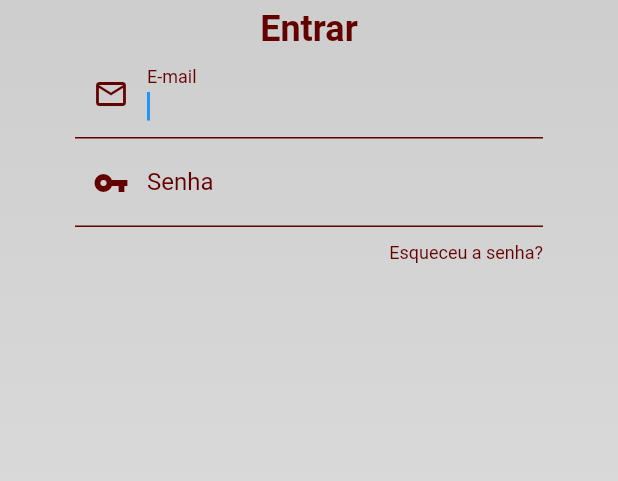
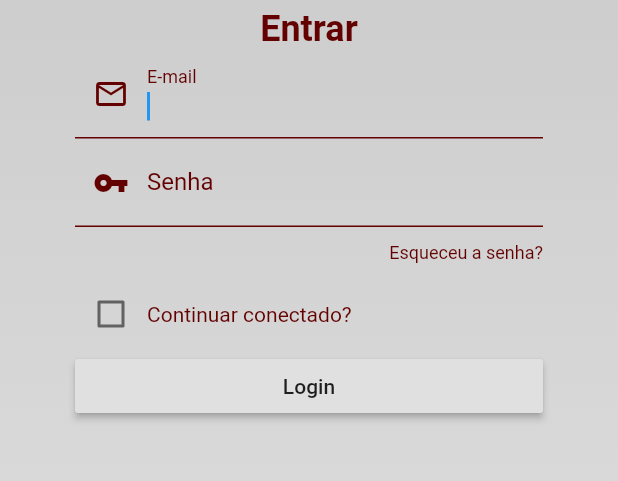
Before and after one commit to TalitaDSM/app_atl_zl, a Flutter app: the screen it shows after launch, on a phone screen of 412 x 824 dp, the part 235-716 px from its top. Run offline on Flutter 3.47's test engine with Material 2 defaults, Android fonts, the phone set to English and light mode, and no system bars.

```diff
--- a/lib/pages/login/login_page.dart
+++ b/lib/pages/login/login_page.dart
@@ -12,6 +12,9 @@ class LoginPage extends StatefulWidget {
 class _LoginPageState extends State<LoginPage> {
   Color topColor = const Color.fromARGB(255, 200, 200, 200);
   Color bottomColor = Color.fromARGB(255, 229, 229, 229);
+
+  bool continueConnected = false;
+
   @override
   Widget build(BuildContext context) {
     return Scaffold(
@@ -122,9 +125,34 @@ class _LoginPageState extends State<LoginPage> {
                   textAlign: TextAlign.right,
                 ),
               ),
+              Padding(padding: EdgeInsets.only(bottom: 10)),
+              Row(
+                children: [
+                  Checkbox(
+                    value: continueConnected,
+                    onChanged: (value) {
+                      setState(() {
+                        continueConnected = value!;
+                        print(continueConnected);
+                      });
+                    },
+                  ),
+                  Text(
+                    "Continuar conectado?",
+                    style: TextStyle(
+                      color: Color.fromARGB(255, 99, 1, 1),
+                    ),
+                  )
                 ],
               ),
-          )),
+              RaisedButton(
+                onPressed: () {},
+                child: Text("Login"),
+              )
+            ],
+          ),
+        ),
+      ),
     );
   }
 }
```
Also changed, not shown: lib/values/custom_colors.dart (added, +9 -0 lines). Lines whose indentation alone changed are shown as unchanged.
